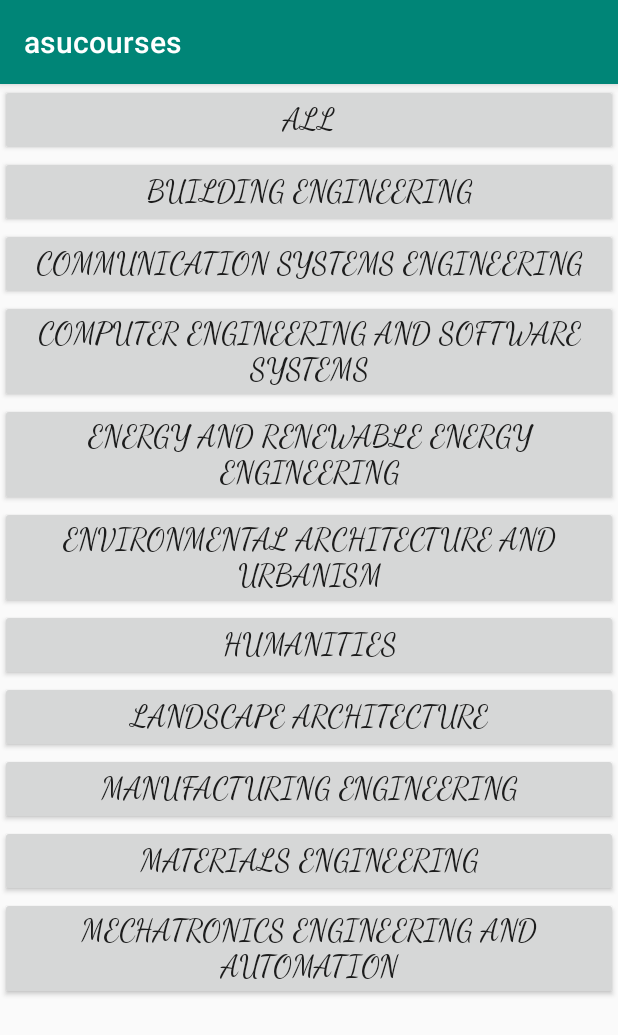
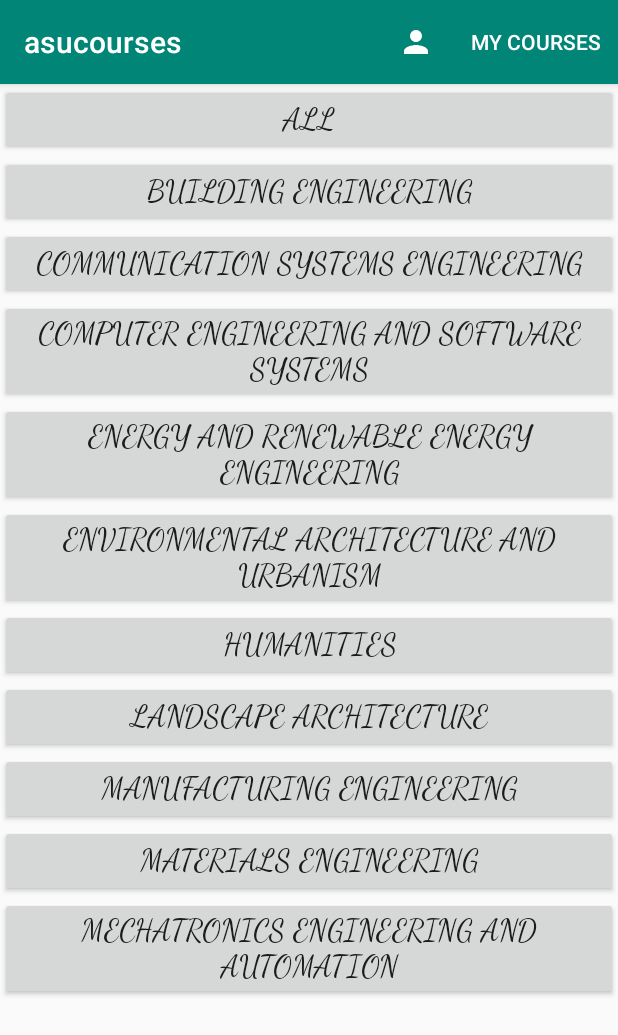
Before and after one commit to catalyzedgrey/ASU-Courses, an Android app: the screen it shows after launch (MainActivity), on a phone screen of 412 x 824 dp. Shown: the top 1035 px of the screen. Run offline under Robolectric (Android 15) with nearby library versions, the phone set to English and light mode, and no system bars.

Commit message:
Added: 1- SharedPreferneces logic but doesn't work yet because we're still waiting on logging in functionality 2- TrackTask Async retrieval which I tested in a separate project but haven't connected it here, yet. 3- Added menu items with onClick code:       3.a - Added a login icon which goes to LoginActivity       3.b - Added a My Courses menu item that goes to CoursesListActivity 4- Check Todo tab

```diff
--- a/app/build.gradle
+++ b/app/build.gradle
@@ -25,4 +25,7 @@ dependencies {
     testImplementation 'junit:junit:4.12'
     androidTestImplementation 'com.android.support.test:runner:1.0.2'
     androidTestImplementation 'com.android.support.test.espresso:espresso-core:3.0.2'
+    // gson
+    implementation 'com.squareup.retrofit2:converter-gson:2.6.0'
+    implementation 'com.google.code.gson:gson:2.8.5'
 }
--- a/app/src/main/AndroidManifest.xml
+++ b/app/src/main/AndroidManifest.xml
@@ -1,6 +1,8 @@
 <?xml version="1.0" encoding="utf-8"?>
 <manifest xmlns:android="http://schemas.android.com/apk/res/android"
     package="com.asu.asucourses">
+
+    <uses-permission android:name="android.permission.INTERNET"/>
 
     <application
         android:allowBackup="true"
@@ -8,6 +10,7 @@
         android:label="@string/app_name"
         android:roundIcon="@mipmap/ic_launcher_round"
         android:supportsRtl="true"
+        android:usesCleartextTraffic="true"
         android:theme="@style/AppTheme">
         <activity android:name=".activities.LoginActivity"></activity>
         <activity android:name=".activities.InstructorDetailsActivity" />
--- a/app/src/main/java/com/asu/asucourses/activities/MainActivity.java
+++ b/app/src/main/java/com/asu/asucourses/activities/MainActivity.java
@@ -3,10 +3,14 @@ package com.asu.asucourses.activities;
 import android.content.Intent;
 import android.support.v7.app.AppCompatActivity;
 import android.os.Bundle;
+import android.view.Menu;
+import android.view.MenuInflater;
+import android.view.MenuItem;
 import android.view.View;
 import android.widget.Button;
 
 import com.asu.asucourses.R;
+import com.asu.asucourses.application.User;
 
 public class MainActivity extends AppCompatActivity {
     Button all, buildingEngineering, communicationSystemsEngineering, computerEngineering, energyEngineering, environmentalArchitecture,
@@ -124,4 +128,35 @@ public class MainActivity extends AppCompatActivity {
         materialsEngineering = findViewById(R.id.materialsEngineeringBtn);
         mechatronicsEngineering = findViewById(R.id.mechatronicsEngineeringBtn);
     }
+
+    @Override
+    public boolean onCreateOptionsMenu(Menu menu) {
+        MenuInflater menuInflater = getMenuInflater();
+        menuInflater.inflate(R.menu.main_activity_menu, menu);
+        MenuItem myCoursesMenuItem = findViewById(R.id.my_courses_item_menu);
+        // Todo: Uncomment this for now
+//        if(User.isLogged){
+//            myCoursesMenuItem.setVisible(true);
+//        }else{
+//            myCoursesMenuItem.setVisible(false);
+//        }
+        return true;
+    }
+
+    @Override
+    public boolean onOptionsItemSelected(MenuItem item) {
+        Intent intent;
+        switch (item.getItemId()){
+            case R.id.login_item_menu:
+                intent = new Intent(this, LoginActivity.class);
+                startActivity(intent);
+                return true;
+            case R.id.my_courses_item_menu:
+                intent = new Intent(this, CoursesListActivity.class);
+                startActivity(intent);
+                return true;
+            default:
+                return super.onOptionsItemSelected(item);
+        }
+    }
 }
--- a/app/src/main/java/com/asu/asucourses/application/User.java
+++ b/app/src/main/java/com/asu/asucourses/application/User.java
@@ -8,6 +8,7 @@ public class User extends Application {
     private String email;
     private String gpa;
     private String level;
+    public static boolean isLogged = false;
 
     public User(String userId, String username, String email, String gpa, String level) {
         this.userId = userId;
@@ -56,4 +57,5 @@ public class User extends Application {
     public void setLevel(String level) {
         this.level = level;
     }
+
 }
--- a/app/src/main/java/com/asu/asucourses/models/Track.java
+++ b/app/src/main/java/com/asu/asucourses/models/Track.java
@@ -1,7 +1,12 @@
 package com.asu.asucourses.models;
 
+import com.google.gson.annotations.SerializedName;
+
 public class Track {
+
+    @SerializedName("id")
     private String trackId;
+    @SerializedName("name")
     private String trackName;
 
     public Track(String trackId, String trackName) {
--- /dev/null
+++ b/app/src/main/res/drawable/ic_person.xml
@@ -0,0 +1,5 @@
+<vector android:height="24dp" android:tint="#FFFFFF"
+    android:viewportHeight="24.0" android:viewportWidth="24.0"
+    android:width="24dp" xmlns:android="http://schemas.android.com/apk/res/android">
+    <path android:fillColor="#FF000000" android:pathData="M12,12c2.21,0 4,-1.79 4,-4s-1.79,-4 -4,-4 -4,1.79 -4,4 1.79,4 4,4zM12,14c-2.67,0 -8,1.34 -8,4v2h16v-2c0,-2.66 -5.33,-4 -8,-4z"/>
+</vector>
--- /dev/null
+++ b/app/src/main/res/menu/main_activity_menu.xml
@@ -0,0 +1,15 @@
+<?xml version="1.0" encoding="utf-8"?>
+<menu xmlns:android="http://schemas.android.com/apk/res/android"
+    xmlns:app="http://schemas.android.com/apk/res-auto">
+
+    <item
+        android:id="@+id/login_item_menu"
+        android:icon="@drawable/ic_person"
+        android:title="@string/menu_item_login_text"
+        app:showAsAction="ifRoom"/>
+
+    <item
+        android:id="@+id/my_courses_item_menu"
+        android:title="@string/menu_item_my_courses_text"
+        app:showAsAction="ifRoom"/>
+</menu>
--- a/app/src/main/res/values/strings.xml
+++ b/app/src/main/res/values/strings.xml
@@ -1,6 +1,5 @@
 <resources>
     <string name="app_name">asucourses</string>
-
 
     <!--Strings for the login Activity-->
     <string name="LoginLogo">Login</string>
@@ -21,4 +20,7 @@
     <string name="materialsEngineeringBtn">Materials Engineering</string>
     <string name="mechatronicsEngineeringBtn">Mechatronics Engineering and Automation</string>
 
+    <!--Strings for Menu Items-->
+    <string name="menu_item_my_courses_text">My Courses</string>
+    <string name="menu_item_login_text">Login</string>
 </resources>
```
Also changed, not shown: app/src/main/java/com/asu/asucourses/activities/CoursesListActivity.java (+7 -0 lines), app/src/main/java/com/asu/asucourses/activities/LoginActivity.java (+20 -0 lines), app/src/main/java/com/asu/asucourses/models/ITrackModel.java (added, +7 -0 lines), app/src/main/java/com/asu/asucourses/models/TrackResult.java (added, +18 -0 lines), app/src/main/java/com/asu/asucourses/services/TrackService.java (added, +99 -0 lines).
